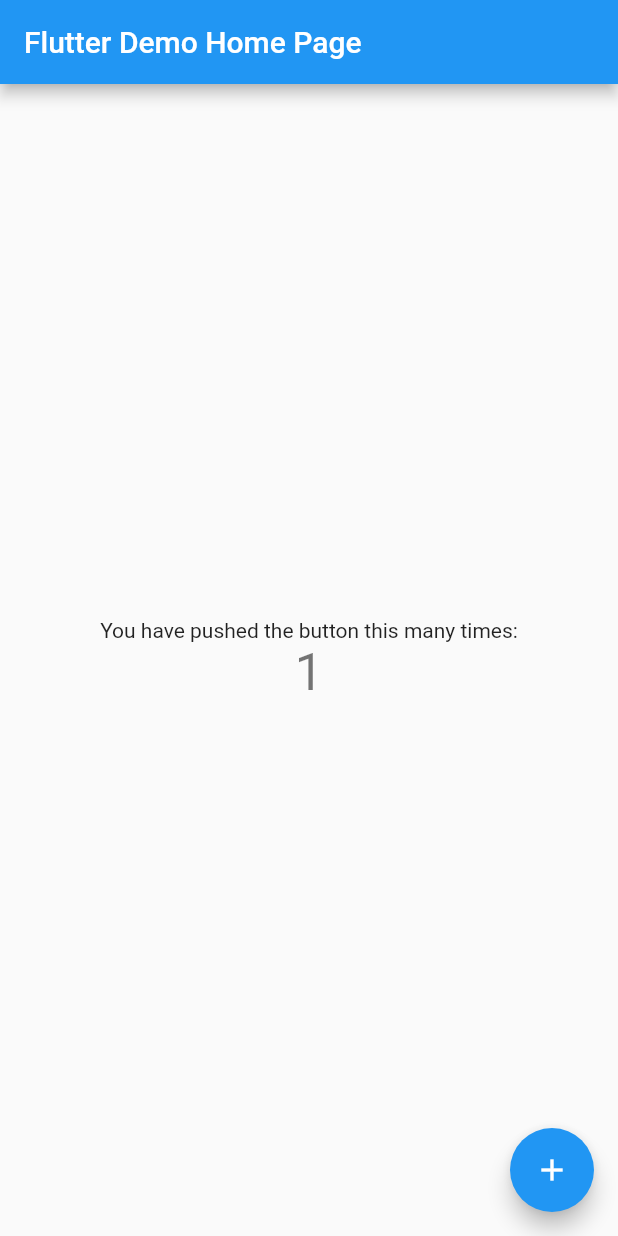
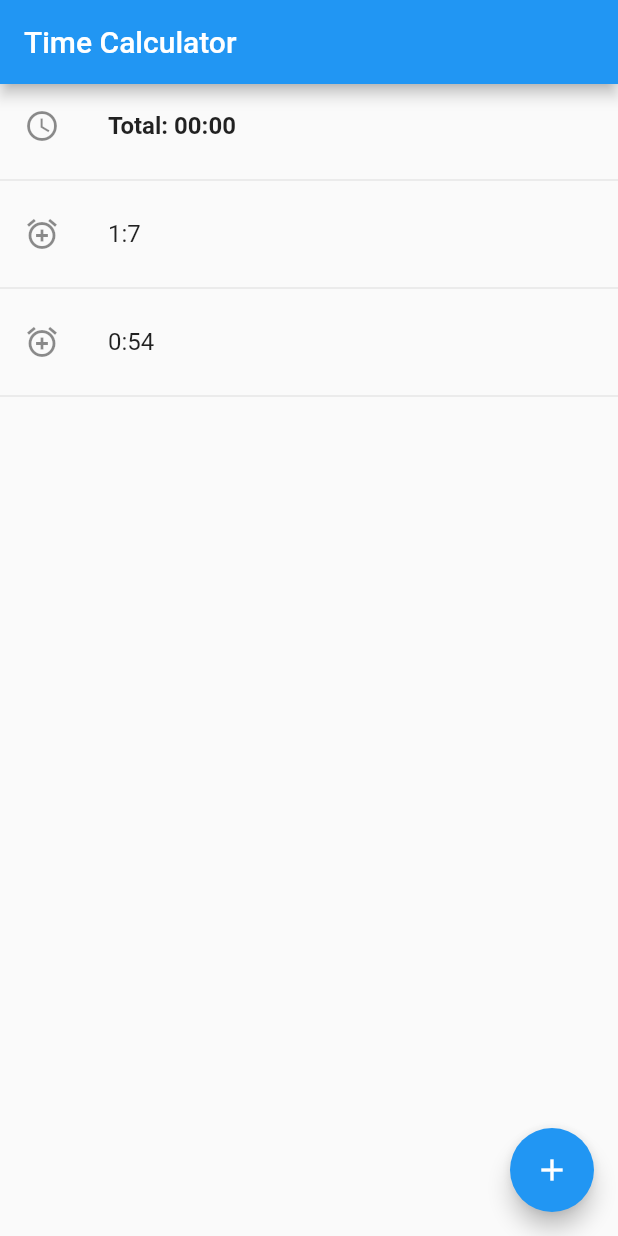
Before and after one commit to carloscasalar/time_calculator, a Flutter app: the screen it shows after launch, after a tap on the "add" icon, on a phone screen of 412 x 824 dp. Run offline on Flutter 3.47's test engine with Material 2 defaults, Android fonts, the phone set to English and light mode, and no system bars.

Commit message:
Add basic mock layout

```diff
--- a/lib/main.dart
+++ b/lib/main.dart
@@ -9,103 +9,96 @@ class MyApp extends StatelessWidget {
     return MaterialApp(
       title: 'Flutter Demo',
       theme: ThemeData(
-        // This is the theme of your application.
-        //
-        // Try running your application with "flutter run". You'll see the
-        // application has a blue toolbar. Then, without quitting the app, try
-        // changing the primarySwatch below to Colors.green and then invoke
-        // "hot reload" (press "r" in the console where you ran "flutter run",
-        // or simply save your changes to "hot reload" in a Flutter IDE).
-        // Notice that the counter didn't reset back to zero; the application
-        // is not restarted.
         primarySwatch: Colors.blue,
       ),
-      home: MyHomePage(title: 'Flutter Demo Home Page'),
+      home: new MainLayout(),
     );
   }
 }
 
-class MyHomePage extends StatefulWidget {
-  MyHomePage({Key key, this.title}) : super(key: key);
-
-  // This widget is the home page of your application. It is stateful, meaning
-  // that it has a State object (defined below) that contains fields that affect
-  // how it looks.
-
-  // This class is the configuration for the state. It holds the values (in this
-  // case the title) provided by the parent (in this case the App widget) and
-  // used by the build method of the State. Fields in a Widget subclass are
-  // always marked "final".
-
-  final String title;
-
-  @override
-  _MyHomePageState createState() => _MyHomePageState();
-}
-
-class _MyHomePageState extends State<MyHomePage> {
-  int _counter = 0;
-
-  void _incrementCounter() {
-    setState(() {
-      // This call to setState tells the Flutter framework that something has
-      // changed in this State, which causes it to rerun the build method below
-      // so that the display can reflect the updated values. If we changed
-      // _counter without calling setState(), then the build method would not be
-      // called again, and so nothing would appear to happen.
-      _counter++;
-    });
-  }
-
+class MainLayout extends StatelessWidget {
   @override
   Widget build(BuildContext context) {
-    // This method is rerun every time setState is called, for instance as done
-    // by the _incrementCounter method above.
-    //
-    // The Flutter framework has been optimized to make rerunning build methods
-    // fast, so that you can just rebuild anything that needs updating rather
-    // than having to individually change instances of widgets.
     return Scaffold(
       appBar: AppBar(
-        // Here we take the value from the MyHomePage object that was created by
-        // the App.build method, and use it to set our appbar title.
-        title: Text(widget.title),
+        title: new Text('Time Calculator'),
       ),
-      body: Center(
-        // Center is a layout widget. It takes a single child and positions it
-        // in the middle of the parent.
-        child: Column(
-          // Column is also layout widget. It takes a list of children and
-          // arranges them vertically. By default, it sizes itself to fit its
-          // children horizontally, and tries to be as tall as its parent.
-          //
-          // Invoke "debug painting" (press "p" in the console, choose the
-          // "Toggle Debug Paint" action from the Flutter Inspector in Android
-          // Studio, or the "Toggle Debug Paint" command in Visual Studio Code)
-          // to see the wireframe for each widget.
-          //
-          // Column has various properties to control how it sizes itself and
-          // how it positions its children. Here we use mainAxisAlignment to
-          // center the children vertically; the main axis here is the vertical
-          // axis because Columns are vertical (the cross axis would be
-          // horizontal).
-          mainAxisAlignment: MainAxisAlignment.center,
-          children: <Widget>[
-            Text(
-              'You have pushed the button this many times:',
-            ),
-            Text(
-              '$_counter',
-              style: Theme.of(context).textTheme.display1,
-            ),
-          ],
-        ),
+      body: new LayoutBody(),
+      floatingActionButton: FloatingActionButton(
+        onPressed: () {
+          print('Add new time detail');
+        },
+        tooltip: 'Add new time detail',
+        child: Icon(Icons.add),
       ),
-      floatingActionButton: FloatingActionButton(
-        onPressed: _incrementCounter,
-        tooltip: 'Increment',
-        child: Icon(Icons.add),
-      ), // This trailing comma makes auto-formatting nicer for build methods.
     );
   }
 }
+
+class LayoutBody extends StatelessWidget {
+  @override
+  Widget build(BuildContext context) {
+    return new Column(
+      children: <Widget>[
+        new TotalTime(),
+        Divider(),
+        new TimeDetail(),
+      ],
+      crossAxisAlignment: CrossAxisAlignment.center,
+      mainAxisSize: MainAxisSize.max,
+      mainAxisAlignment: MainAxisAlignment.start,
+    );
+  }
+}
+
+class TotalTime extends StatelessWidget{
+  @override
+  Widget build(BuildContext context) {
+    // TODO: implement build
+    return new ListTile(
+      leading: Icon(Icons.access_time),
+      title: new Container(
+        child: new Text(
+          'Total: 00:00',
+          style: new TextStyle(
+            fontWeight: FontWeight.bold,
+          ),
+        ),
+      ),
+    );
+  }
+
+}
+
+class TimeDetail extends StatelessWidget{
+  @override
+  Widget build(BuildContext context) {
+    return new ListView(
+      shrinkWrap: true,
+      scrollDirection: Axis.vertical,
+      children: <Widget>[
+        new TimeDetailItem(1,7),
+        Divider(),
+        new TimeDetailItem(0,54),
+        Divider(),
+      ],
+
+    );
+  }
+
+}
+
+class TimeDetailItem extends StatelessWidget {
+  final hours;
+  final minutes;
+
+  TimeDetailItem(this.hours, this.minutes);
+  @override
+  Widget build(BuildContext context) {
+    // TODO: implement build
+    return new ListTile(
+      leading: Icon(Icons.alarm_add),
+      title: new Text("${this.hours}:${this.minutes}"),
+    );
+  }
+}
```
